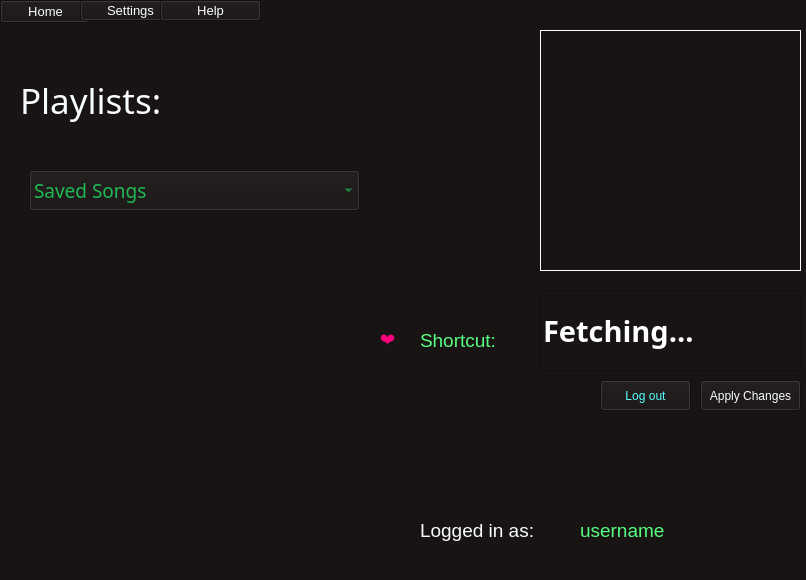
Above: src/uis/home.ui from senuka-b/SpotiLike-GUI before the change. Below: the same form after it.
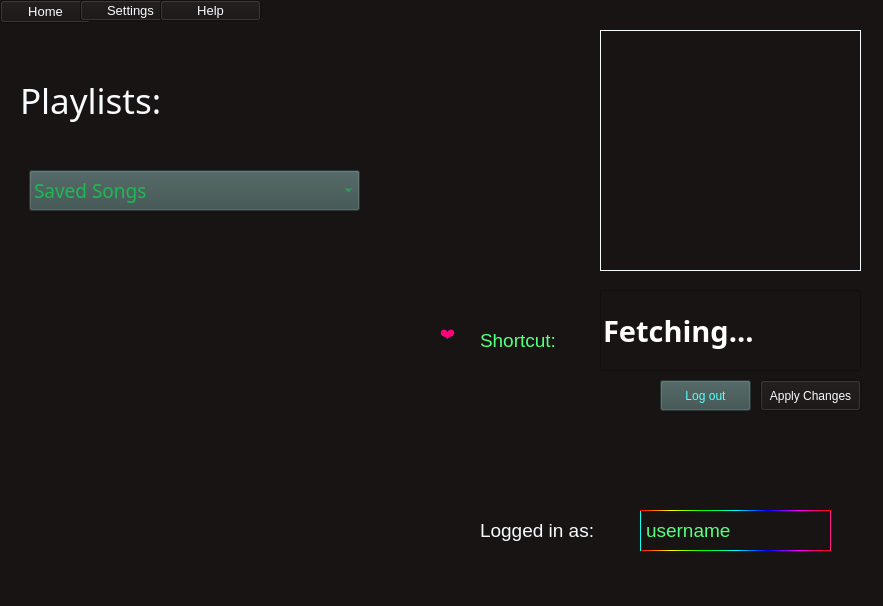
That is the form after the change.

Commit message:
feat: Improve user interface
Change color of Selection text field
Add support for exit if system tray setting is turned off

```diff
--- a/src/uis/home.ui
+++ b/src/uis/home.ui
@@ -6,8 +6,8 @@
    <rect>
     <x>0</x>
     <y>0</y>
-    <width>806</width>
-    <height>580</height>
+    <width>883</width>
+    <height>606</height>
    </rect>
   </property>
   <property name="font">
@@ -22,11 +22,14 @@
    <string notr="true">color: rgb(249, 252, 255);
 background-color: rgb(25, 20, 20);</string>
   </property>
+  <property name="tabShape">
+   <enum>QTabWidget::Rounded</enum>
+  </property>
   <widget class="QWidget" name="centralwidget">
    <widget class="QLineEdit" name="shortcut">
     <property name="geometry">
      <rect>
-      <x>540</x>
+      <x>600</x>
       <y>290</y>
       <width>261</width>
       <height>81</height>
@@ -51,7 +54,7 @@
    <widget class="QLabel" name="label">
     <property name="geometry">
      <rect>
-      <x>420</x>
+      <x>480</x>
       <y>320</y>
       <width>111</width>
       <height>41</height>
@@ -72,10 +75,10 @@
    <widget class="QLabel" name="label_2">
     <property name="geometry">
      <rect>
-      <x>380</x>
-      <y>320</y>
+      <x>440</x>
+      <y>310</y>
       <width>31</width>
-      <height>41</height>
+      <height>51</height>
      </rect>
     </property>
     <property name="font">
@@ -112,7 +115,10 @@
      <bool>false</bool>
     </property>
     <property name="styleSheet">
-     <string notr="true">color: rgb(29, 185, 84);</string>
+     <string notr="true">color: rgb(29, 185, 84);
+border-color: rgb(188, 255, 180);
+background-color: rgb(56, 77, 75);
+</string>
     </property>
     <property name="frame">
      <bool>true</bool>
@@ -198,7 +204,7 @@
    <widget class="QLabel" name="image">
     <property name="geometry">
      <rect>
-      <x>540</x>
+      <x>600</x>
       <y>30</y>
       <width>261</width>
       <height>241</height>
@@ -217,7 +223,7 @@
    <widget class="QLabel" name="label_3">
     <property name="geometry">
      <rect>
-      <x>420</x>
+      <x>480</x>
       <y>510</y>
       <width>141</width>
       <height>41</height>
@@ -235,7 +241,7 @@
    <widget class="QLabel" name="username">
     <property name="geometry">
      <rect>
-      <x>580</x>
+      <x>640</x>
       <y>510</y>
       <width>191</width>
       <height>41</height>
@@ -247,23 +253,38 @@
      </font>
     </property>
     <property name="styleSheet">
-     <string notr="true">color: rgb(85, 255, 127)</string>
+     <string notr="true">color: rgb(85, 255, 127);
+border: 1px solid;
+border-color: qlineargradient(spread:pad, x1:0, y1:0, x2:1, y2:0, stop:0 rgba(255, 0, 0, 255), stop:0.166 rgba(255, 255, 0, 255), stop:0.333 rgba(0, 255, 0, 255), stop:0.5 rgba(0, 255, 255, 255), stop:0.666 rgba(0, 0, 255, 255), stop:0.833 rgba(255, 0, 255, 255), stop:1 rgba(255, 0, 0, 255));
+border-right-color: rgb(255, 26, 137);
+border-left-color: rgb(19, 255, 240);
+</string>
+    </property>
+    <property name="frameShape">
+     <enum>QFrame::Panel</enum>
+    </property>
+    <property name="frameShadow">
+     <enum>QFrame::Plain</enum>
     </property>
     <property name="text">
      <string>username</string>
     </property>
+    <property name="margin">
+     <number>0</number>
+    </property>
    </widget>
    <widget class="QPushButton" name="logout">
     <property name="geometry">
      <rect>
-      <x>600</x>
+      <x>660</x>
       <y>380</y>
       <width>91</width>
       <height>31</height>
      </rect>
     </property>
     <property name="styleSheet">
-     <string notr="true">color: rgb(85, 255, 255);</string>
+     <string notr="true">color: rgb(85, 255, 255);
+background-color: rgb(56, 77, 75);</string>
     </property>
     <property name="text">
      <string>Log out</string>
@@ -272,17 +293,19 @@
    <widget class="QPushButton" name="applyChanges">
     <property name="geometry">
      <rect>
-      <x>700</x>
+      <x>760</x>
       <y>380</y>
       <width>101</width>
       <height>31</height>
      </rect>
     </property>
     <property name="styleSheet">
-     <string notr="true">QPushButton::pressed
+     <string notr="true">background-color: rgb(56, 77, 75);
+QPushButton::pressed
 {
 background-color : rgb(255, 246, 222);
-}</string>
+}
+</string>
     </property>
     <property name="text">
      <string>Apply Changes</string>
```
The commit also changes 4 other files.
